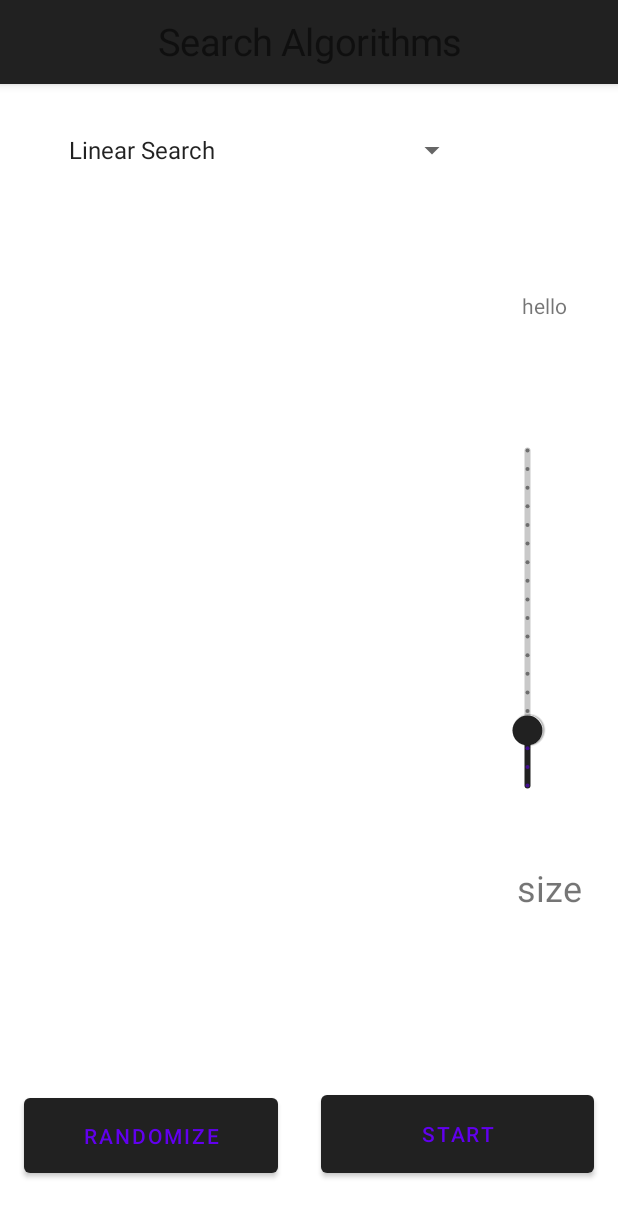
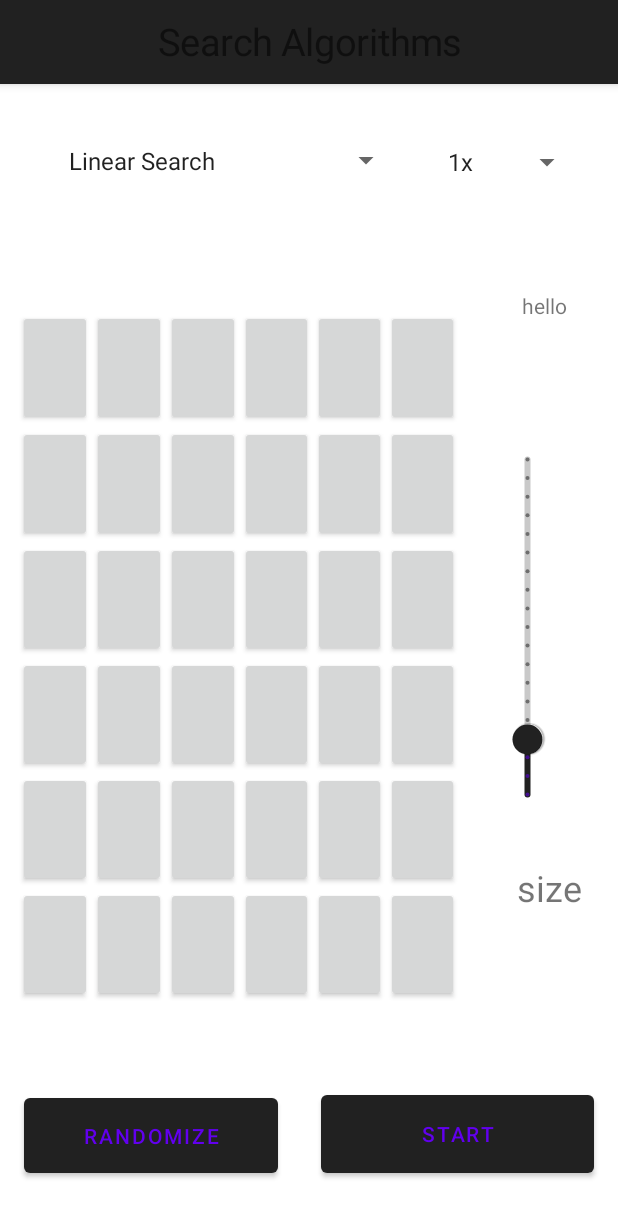
Before and after one commit to harshoo3/VisualDSA, an Android app: the searchingAlgoActivity screen opened directly, with no data from a screen before it, on a phone screen of 412 x 824 dp. Shown: the top 1217 px of the screen. Run offline under Robolectric (Android 15) with nearby library versions, the phone set to English and light mode, and no system bars.

Commit message:
buttonScreen working

```diff
--- a/app/src/main/java/com/example/visualdsa/MainActivity.kt
+++ b/app/src/main/java/com/example/visualdsa/MainActivity.kt
@@ -83,7 +83,8 @@ class MainActivity : AppCompatActivity() {
     }
     private fun actionBarCustomTitle():TextView{
         return TextView(this).apply {
-            text = "Welcome to VisualDSA"
+            text = "Welcome to VisualDSA" +
+                    ""
 
             val params = ActionBar.LayoutParams(
                 ActionBar.LayoutParams.WRAP_CONTENT,
--- a/app/src/main/java/com/example/visualdsa/searchingAlgoActivity.kt
+++ b/app/src/main/java/com/example/visualdsa/searchingAlgoActivity.kt
@@ -2,6 +2,7 @@ package com.example.visualdsa
 
 import android.R.id
 import android.content.res.ColorStateList
+import android.graphics.Color
 import androidx.appcompat.app.AppCompatActivity
 import android.os.Bundle
 import android.view.Gravity
@@ -20,14 +21,22 @@ import android.widget.TableLayout
 import android.widget.TextView
 
 import android.widget.LinearLayout
+import androidx.core.view.marginLeft
 import java.lang.Exception
+import com.google.android.material.slider.Slider
+
+
+
 
 
 class searchingAlgoActivity : AppCompatActivity() {
 //    lateinit var option: Spinner
 //    lateinit var result: TextView
 //    val searchAlgorithmList = resources.getStringArray(R.array.searchAlgorithmList)
+    var size:Int = 5
+    private val buttons: MutableList<MutableList<Button>> = ArrayList()
     override fun onCreate(savedInstanceState: Bundle?) {
+
         super.onCreate(savedInstanceState)
         setContentView(R.layout.activity_searching_algo)
 
@@ -38,40 +47,86 @@ class searchingAlgoActivity : AppCompatActivity() {
 
             setDisplayShowHomeEnabled(true)
             setDisplayUseLogoEnabled(true)
+        }
+        val slider = findViewById<Slider>(R.id.slider)
+        slider.addOnSliderTouchListener(object : Slider.OnSliderTouchListener {
+            override fun onStartTrackingTouch(slider: Slider) {
+                // Responds to when slider's touch event is being started
+            }
+
+            override fun onStopTrackingTouch(slider: Slider) {
+                // Responds to when slider's touch event is being stopped
+            }
+        })
+
+        slider.addOnChangeListener { slider, value, fromUser ->
+            // Responds to when slider's value is changed
+            destroyButtons()
+            size = value.toInt()
+            createButtonGrid(size)
 
         }
-        val buttonsNumber = 5 // Put here your number of buttons
+//        slider.addOnSliderTouchListener(touchListener)
+        makeDropDown(arrayOf("Linear Search","Binary Search"),R.id.spinner)
+        makeDropDown(arrayOf("1x","0.25x","0.5x","0.75x","1.25x","1.5x", "1.75x","2x"),R.id.spinner2)
+        createButtonGrid(size)
+    }
 
-        val col0 = findViewById<View>(R.id.col0) as LinearLayout
+    fun createButtonGrid(size: Int) {
+        // xml declared LIinear layout
+        var screenid = resources.getIdentifier("col0", "id", packageName)
+        val screen=findViewById<LinearLayout>(screenid)
 
-        for (i in 0 until buttonsNumber) {
-            try {
-                val newButton = Button(this)
-                newButton.id = id::class.java.getField("b$i").getInt(null)
-                // Since API Level 17, you can also use View.generateViewId()
-                newButton.layoutParams = LinearLayout.LayoutParams(LayoutParams.MATCH_PARENT, 20, 1F)
-                newButton.text = "hello"
-                newButton.setBackgroundColor(4)
-                col0.addView(newButton)
-            } catch (e: Exception) {
-                // Unknown button id !
-                // We skip it
+
+        // new dynamically declared linear layout inside screen linearlayout so grid can be deleted at any time
+        val buttonScreen = LinearLayout(this)
+        buttonScreen.layoutParams = LinearLayout.LayoutParams(
+            LinearLayout.LayoutParams.MATCH_PARENT,
+            LinearLayout.LayoutParams.MATCH_PARENT
+        )
+        buttonScreen.orientation = LinearLayout.HORIZONTAL
+        var buttonScreenid = resources.getIdentifier("buttonScreen", "id", packageName)
+        buttonScreen.id=buttonScreenid
+        screen.addView(buttonScreen)
+
+        for (i in 0..size) {
+
+            val arrayLinearLayout = LinearLayout(this)
+            arrayLinearLayout.layoutParams = LinearLayout.LayoutParams(
+                LinearLayout.LayoutParams.WRAP_CONTENT,
+                LinearLayout.LayoutParams.MATCH_PARENT,1.0f
+            )
+            arrayLinearLayout.orientation = LinearLayout.VERTICAL
+            val buttoncol: MutableList<Button> = ArrayList()
+            for (j in 0..size) {
+                val button = Button(this)
+                button.layoutParams = LinearLayout.LayoutParams(
+                    LinearLayout.LayoutParams.MATCH_PARENT,
+                    ViewGroup.LayoutParams.MATCH_PARENT,
+                    1.0f
+                )
+                buttoncol.add(button)
+                arrayLinearLayout.addView(button)
             }
+
+            buttons.add(buttoncol)
+            buttonScreen.addView(arrayLinearLayout)
         }
+    }
+    fun destroyButtons(){
+        var id = resources.getIdentifier("buttonScreen", "id", packageName)
+        val buttonScreen =findViewById<LinearLayout>(id)
+        (buttonScreen.getParent() as ViewGroup).removeView(buttonScreen)
+        buttons.removeAll(buttons)
+    }
+    fun makeDropDown(arr:Array<*>,id: Int){
 
-//        val v0 = findViewById<View>(R.id.v0) as TextView
-//        v0.layoutParams =
-//            TableLayout.LayoutParams(
-//                LayoutParams.MATCH_PARENT, 100,
-//                (buttonsNumber - 1).toFloat()
-//            )
-        var options = arrayOf("Linear Search","Binary Search")
-        val spinner = findViewById<Spinner>(R.id.spinner)
-    val adapter = ArrayAdapter(
-        this,
-        android.R.layout.simple_list_item_1,
-        options
-    )
+        val spinner = findViewById<Spinner>(id)
+        val adapter = ArrayAdapter(
+            this,
+            android.R.layout.simple_list_item_1,
+            arr
+        )
         spinner.adapter=adapter
         spinner.onItemSelectedListener = object : AdapterView.OnItemSelectedListener {
             override fun onItemSelected(
@@ -88,7 +143,6 @@ class searchingAlgoActivity : AppCompatActivity() {
             override fun onNothingSelected(arg0: AdapterView<*>?) {}
         }
     }
-
     private fun actionBarCustomTitle():TextView{
         return TextView(this).apply {
             text = "Search Algorithms"
--- a/app/src/main/res/layout/activity_searching_algo.xml
+++ b/app/src/main/res/layout/activity_searching_algo.xml
@@ -6,39 +6,31 @@
     android:layout_height="match_parent"
     tools:context=".searchingAlgoActivity">
 
-<!--    <TextView-->
-<!--        android:id="@+id/textView100"-->
-<!--        android:layout_width="wrap_content"-->
-<!--        android:layout_height="wrap_content"-->
-<!--        android:layout_marginStart="107dp"-->
-<!--        android:layout_marginTop="40dp"-->
-<!--        android:text="@string/search_algorithms"-->
-<!--        android:textSize="24sp"-->
-<!--        app:layout_constraintStart_toStartOf="parent"-->
-<!--        app:layout_constraintTop_toTopOf="parent" />-->
-
     <LinearLayout
         android:id="@+id/col0"
-        android:layout_width="201dp"
-        android:layout_height="379dp"
+        android:layout_width="294dp"
+        android:layout_height="461dp"
+        android:layout_marginStart="12dp"
+        android:layout_marginBottom="58dp"
         android:layout_weight="1"
+
         android:baselineAligned="false"
         android:orientation="vertical"
-
-        tools:ignore="MissingConstraints"
-        tools:layout_editor_absoluteX="12dp"
-        tools:layout_editor_absoluteY="196dp" />
+        app:layout_constraintBottom_toTopOf="@+id/button2"
+        app:layout_constraintStart_toStartOf="parent"
+        tools:ignore="MissingConstraints" />
 
     <Spinner
         android:id="@+id/spinner"
-        android:layout_width="match_parent"
-        android:layout_height="wrap_content"
+        android:layout_width="238dp"
+        android:layout_height="46dp"
         android:layout_marginStart="30dp"
 
-        android:layout_marginTop="20dp"
+        android:layout_marginTop="28dp"
         android:layout_marginEnd="100dp"
         android:minHeight="48dp"
         app:layout_constraintEnd_toEndOf="parent"
+        app:layout_constraintHorizontal_bias="0.0"
         app:layout_constraintStart_toStartOf="parent"
         app:layout_constraintTop_toTopOf="parent"
         tools:ignore="MissingConstraints,SpeakableTextPresentCheck" />
@@ -105,4 +97,13 @@
         app:layout_constraintBottom_toTopOf="@+id/button3"
         app:layout_constraintEnd_toEndOf="parent" />
 
+    <Spinner
+        android:id="@+id/spinner2"
+        android:layout_width="106dp"
+        android:layout_height="44dp"
+        android:layout_marginTop="30dp"
+        android:layout_marginEnd="23dp"
+        app:layout_constraintEnd_toEndOf="parent"
+        app:layout_constraintTop_toTopOf="parent" />
+
 </androidx.constraintlayout.widget.ConstraintLayout>
```
